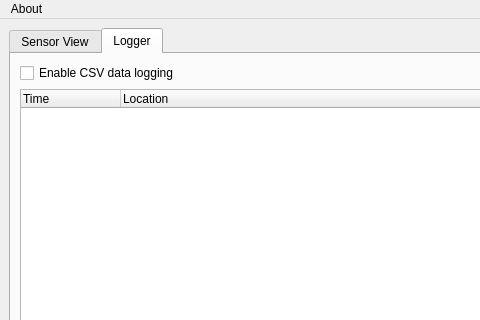
Qt form desktop/src/mainwindow.ui (smclt30p/inostiot) before a commit; both pictures show x 0 to 480 and y 0 to 320 of the 792 by 461 pixel window.
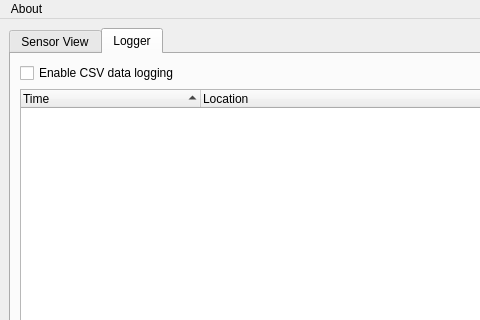
The same form after that commit. The open tabs and pages were chosen to show the change.

The edit to the form file:
```diff
--- a/desktop/src/mainwindow.ui
+++ b/desktop/src/mainwindow.ui
@@ -217,6 +217,15 @@
         </property>
         <item row="1" column="0" colspan="2">
          <widget class="QTreeWidget" name="old_list">
+          <property name="sortingEnabled">
+           <bool>true</bool>
+          </property>
+          <attribute name="headerDefaultSectionSize">
+           <number>180</number>
+          </attribute>
+          <attribute name="headerMinimumSectionSize">
+           <number>180</number>
+          </attribute>
           <column>
            <property name="text">
             <string>Time</string>
```
